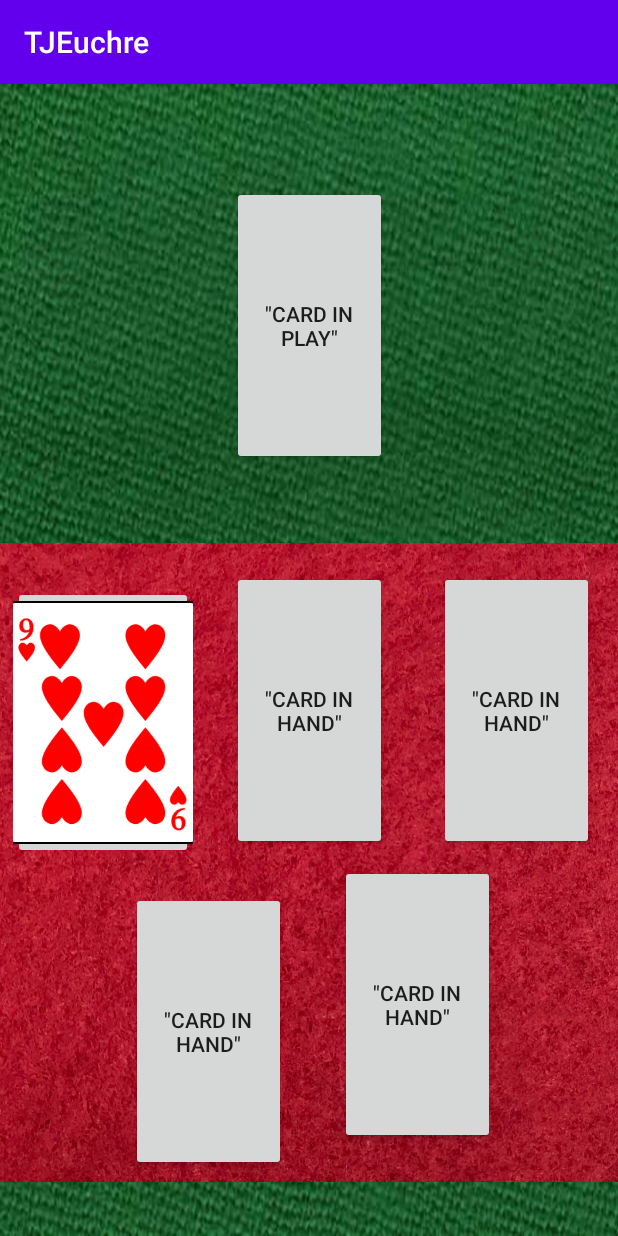
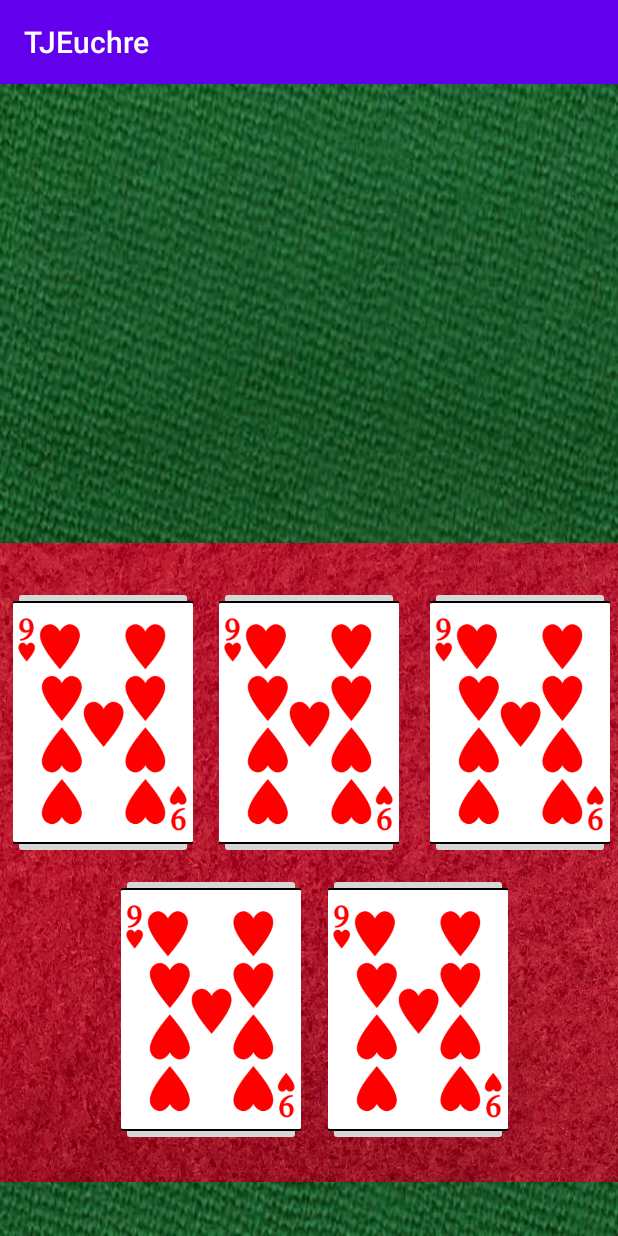
Before and after one commit to jfmurie/TJ_euchre, an Android app: the GameScreen screen opened directly, with no data from a screen before it, on a phone screen of 412 x 824 dp. Run offline under Robolectric (Android 15) with nearby library versions, the phone set to English and light mode, and no system bars; Roboto replaces fonts that are not available here.

Commit message:
game screen functionality

```diff
--- a/app/src/main/AndroidManifest.xml
+++ b/app/src/main/AndroidManifest.xml
@@ -6,6 +6,8 @@
     <dist:module dist:instant="true" />
     <application
         android:allowBackup="true"
+        android:hardwareAccelerated="false"
+        android:largeHeap="true"
         android:icon="@mipmap/ic_launcher"
         android:label="@string/app_name"
         android:roundIcon="@mipmap/ic_launcher_round"
--- a/app/src/main/java/com/example/tjeuchre/GameScreen.java
+++ b/app/src/main/java/com/example/tjeuchre/GameScreen.java
@@ -1,13 +1,69 @@
 package com.example.tjeuchre;
-
+import android.animation.AnimatorSet;
+import android.animation.ObjectAnimator;
 import android.support.v7.app.AppCompatActivity;
 import android.os.Bundle;
+import android.view.View;
+import android.widget.ImageButton;
+import android.widget.ImageView;
+
 
 public class GameScreen extends AppCompatActivity {
-
+    private ImageButton imageButtonTL;
+    private ImageButton imageButtonTC;
+    private ImageButton imageButtonTR;
+    private ImageButton imageButtonBL;
+    private ImageButton imageButtonBR;
+    long animationDuration = 300;//mili
     @Override
     protected void onCreate(Bundle savedInstanceState) {
         super.onCreate(savedInstanceState);
         setContentView(R.layout.activity_game_screen);
+        imageButtonTL = (ImageButton) findViewById(R.id.imageButtonTL);
+        imageButtonTC = (ImageButton) findViewById(R.id.imageButtonTC);
+        imageButtonTR = (ImageButton) findViewById(R.id.imageButtonTR);
+        imageButtonBL = (ImageButton) findViewById(R.id.imageButtonBL);
+        imageButtonBR = (ImageButton) findViewById(R.id.imageButtonBR);
     }
+    public void cardToPlayTL(View view){
+        ObjectAnimator animatorX = ObjectAnimator.ofFloat(imageButtonTL, "x", 372f);
+        ObjectAnimator animatorY = ObjectAnimator.ofFloat(imageButtonTL, "y", 49f);
+        animatorX.setDuration(animationDuration);
+        AnimatorSet animatorSet = new AnimatorSet();
+        animatorSet.playTogether(animatorX, animatorY);
+        animatorSet.start();
+    }
+    public void cardToPlayTC(View view){
+        ObjectAnimator animatorX = ObjectAnimator.ofFloat(imageButtonTC, "x", 372f);
+        ObjectAnimator animatorY = ObjectAnimator.ofFloat(imageButtonTC, "y", 49f);
+        animatorX.setDuration(animationDuration);
+        AnimatorSet animatorSet = new AnimatorSet();
+        animatorSet.playTogether(animatorX, animatorY);
+        animatorSet.start();
+    }
+    public void cardToPlayTR(View view){
+        ObjectAnimator animatorX = ObjectAnimator.ofFloat(imageButtonTR, "x", 372f);
+        ObjectAnimator animatorY = ObjectAnimator.ofFloat(imageButtonTR, "y", 49f);
+        animatorX.setDuration(animationDuration);
+        AnimatorSet animatorSet = new AnimatorSet();
+        animatorSet.playTogether(animatorX, animatorY);
+        animatorSet.start();
+    }
+    public void cardToPlayBL(View view){
+        ObjectAnimator animatorX = ObjectAnimator.ofFloat(imageButtonBL, "x", 372f);
+        ObjectAnimator animatorY = ObjectAnimator.ofFloat(imageButtonBL, "y", 49f);
+        animatorX.setDuration(animationDuration);
+        AnimatorSet animatorSet = new AnimatorSet();
+        animatorSet.playTogether(animatorX, animatorY);
+        animatorSet.start();
+    }
+    public void cardToPlayBR(View view){
+        ObjectAnimator animatorX = ObjectAnimator.ofFloat(imageButtonBR, "x", 372f);
+        ObjectAnimator animatorY = ObjectAnimator.ofFloat(imageButtonBR, "y", 49f);
+        animatorX.setDuration(animationDuration);
+        AnimatorSet animatorSet = new AnimatorSet();
+        animatorSet.playTogether(animatorX, animatorY);
+        animatorSet.start();
+    }
+
 }
--- a/app/src/main/res/layout/activity_game_screen.xml
+++ b/app/src/main/res/layout/activity_game_screen.xml
@@ -20,90 +20,8 @@
         app:layout_constraintVertical_bias="0.0"
         app:srcCompat="@drawable/red" />
 
-    <Button
-        android:id="@+id/button5"
-        android:layout_width="103dp"
-        android:layout_height="186dp"
-        android:layout_marginStart="87dp"
-        android:layout_marginLeft="87dp"
-        android:layout_marginTop="502dp"
-        android:layout_marginEnd="221dp"
-        android:layout_marginRight="221dp"
-        android:layout_marginBottom="43dp"
-        android:text='"Card in hand"'
-        app:layout_constraintBottom_toBottomOf="parent"
-        app:layout_constraintEnd_toEndOf="parent"
-        app:layout_constraintHorizontal_bias="1.0"
-        app:layout_constraintStart_toStartOf="parent"
-        app:layout_constraintTop_toTopOf="parent"
-        app:layout_constraintVertical_bias="1.0" />
-
-    <Button
-        android:id="@+id/button6"
-        android:layout_width="103dp"
-        android:layout_height="186dp"
-        android:layout_marginStart="292dp"
-        android:layout_marginLeft="292dp"
-        android:layout_marginTop="306dp"
-        android:layout_marginEnd="16dp"
-        android:layout_marginRight="16dp"
-        android:layout_marginBottom="239dp"
-        android:text='"Card in hand"'
-        app:layout_constraintBottom_toBottomOf="parent"
-        app:layout_constraintEnd_toEndOf="parent"
-        app:layout_constraintStart_toStartOf="parent"
-        app:layout_constraintTop_toTopOf="parent" />
-
-    <Button
-        android:id="@+id/button3"
-        android:layout_width="103dp"
-        android:layout_height="186dp"
-        android:layout_marginStart="154dp"
-        android:layout_marginLeft="154dp"
-        android:layout_marginTop="306dp"
-        android:layout_marginEnd="154dp"
-        android:layout_marginRight="154dp"
-        android:layout_marginBottom="239dp"
-        android:text='"Card in hand"'
-        app:layout_constraintBottom_toBottomOf="parent"
-        app:layout_constraintEnd_toEndOf="parent"
-        app:layout_constraintStart_toStartOf="parent"
-        app:layout_constraintTop_toTopOf="parent" />
-
-    <Button
-        android:id="@+id/button4"
-        android:layout_width="103dp"
-        android:layout_height="186dp"
-        android:layout_marginStart="226dp"
-        android:layout_marginLeft="226dp"
-        android:layout_marginTop="502dp"
-        android:layout_marginEnd="82dp"
-        android:layout_marginRight="82dp"
-        android:layout_marginBottom="43dp"
-        android:text='"Card in hand"'
-        app:layout_constraintBottom_toBottomOf="parent"
-        app:layout_constraintEnd_toEndOf="parent"
-        app:layout_constraintStart_toStartOf="parent"
-        app:layout_constraintTop_toTopOf="parent" />
-
-    <Button
-        android:id="@+id/button"
-        android:layout_width="103dp"
-        android:layout_height="186dp"
-        android:layout_marginStart="154dp"
-        android:layout_marginLeft="154dp"
-        android:layout_marginTop="49dp"
-        android:layout_marginEnd="154dp"
-        android:layout_marginRight="154dp"
-        android:layout_marginBottom="496dp"
-        android:text='"Card in play"'
-        app:layout_constraintBottom_toBottomOf="parent"
-        app:layout_constraintEnd_toEndOf="parent"
-        app:layout_constraintStart_toStartOf="parent"
-        app:layout_constraintTop_toTopOf="parent" />
-
     <ImageButton
-        android:id="@+id/imageButton5"
+        android:id="@+id/imageButtonTL"
         android:layout_width="120dp"
         android:layout_height="182dp"
         android:layout_marginStart="8dp"
@@ -112,6 +30,7 @@
         android:layout_marginEnd="283dp"
         android:layout_marginRight="283dp"
         android:layout_marginBottom="233dp"
+        android:onClick="cardToPlayTL"
         android:scaleType="centerCrop"
         app:layout_constraintBottom_toBottomOf="parent"
         app:layout_constraintEnd_toEndOf="parent"
@@ -119,4 +38,78 @@
         app:layout_constraintTop_toTopOf="parent"
         app:srcCompat="@drawable/a091" />
 
+    <ImageButton
+        android:id="@+id/imageButtonBR"
+        android:layout_width="120dp"
+        android:layout_height="182dp"
+        android:layout_marginStart="218dp"
+        android:layout_marginLeft="218dp"
+        android:layout_marginTop="507dp"
+        android:layout_marginEnd="73dp"
+        android:layout_marginRight="73dp"
+        android:layout_marginBottom="42dp"
+        android:onClick="cardToPlayBR"
+        android:scaleType="centerCrop"
+        app:layout_constraintBottom_toBottomOf="parent"
+        app:layout_constraintEnd_toEndOf="parent"
+        app:layout_constraintStart_toStartOf="parent"
+        app:layout_constraintTop_toTopOf="parent"
+        app:srcCompat="@drawable/a091" />
+
+    <ImageButton
+        android:id="@+id/imageButtonBL"
+        android:layout_width="120dp"
+        android:layout_height="182dp"
+        android:layout_marginStart="80dp"
+        android:layout_marginLeft="80dp"
+        android:layout_marginTop="507dp"
+        android:layout_marginEnd="211dp"
+        android:layout_marginRight="211dp"
+        android:layout_marginBottom="42dp"
+        android:onClick="cardToPlayBL"
+        android:scaleType="centerCrop"
+        app:layout_constraintBottom_toBottomOf="parent"
+        app:layout_constraintEnd_toEndOf="parent"
+        app:layout_constraintStart_toStartOf="parent"
+        app:layout_constraintTop_toTopOf="parent"
+        app:srcCompat="@drawable/a091" />
+
+    <ImageButton
+        android:id="@+id/imageButtonTR"
+        android:layout_width="120dp"
+        android:layout_height="182dp"
+        android:layout_marginStart="286dp"
+        android:layout_marginLeft="286dp"
+        android:layout_marginTop="316dp"
+        android:layout_marginEnd="5dp"
+        android:layout_marginRight="5dp"
+        android:layout_marginBottom="233dp"
+        android:onClick="cardToPlayTR"
+        android:scaleType="centerCrop"
+        app:layout_constraintBottom_toBottomOf="parent"
+        app:layout_constraintEnd_toEndOf="parent"
+        app:layout_constraintStart_toStartOf="parent"
+        app:layout_constraintTop_toTopOf="parent"
+        app:srcCompat="@drawable/a091" />
+
+    <ImageButton
+        android:id="@+id/imageButtonTC"
+        android:layout_width="120dp"
+        android:layout_height="182dp"
+        android:layout_marginStart="145dp"
+        android:layout_marginLeft="145dp"
+        android:layout_marginTop="316dp"
+        android:layout_marginEnd="146dp"
+        android:layout_marginRight="146dp"
+        android:layout_marginBottom="233dp"
+        android:onClick="cardToPlayTC"
+        android:scaleType="centerCrop"
+        app:layout_constraintBottom_toBottomOf="parent"
+        app:layout_constraintEnd_toEndOf="parent"
+        app:layout_constraintStart_toStartOf="parent"
+        app:layout_constraintTop_toTopOf="parent"
+        app:srcCompat="@drawable/a091" />
+
+
+
 </android.support.constraint.ConstraintLayout>
```
